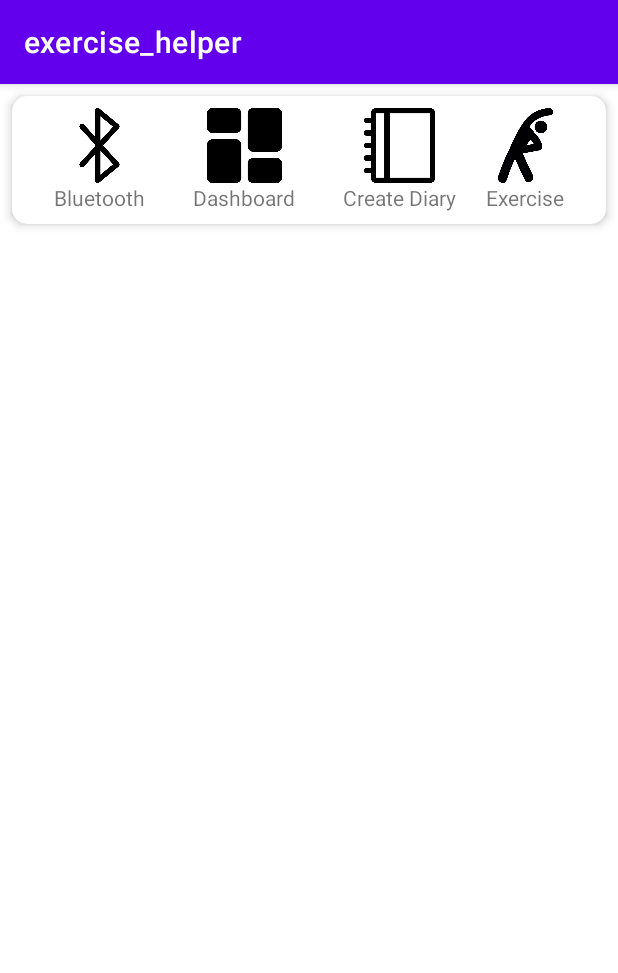
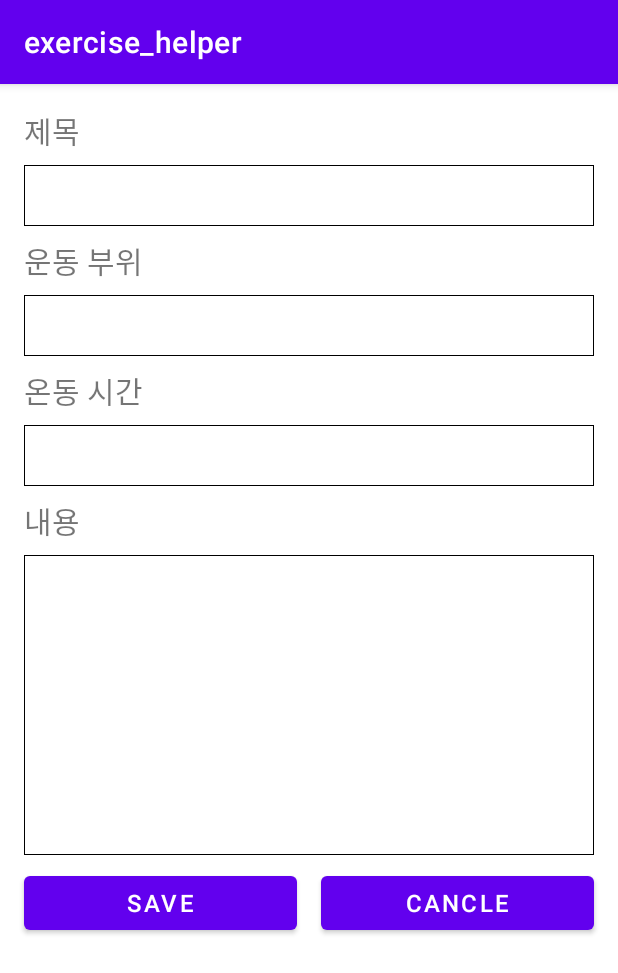
Before and after one commit to youngyin/exercise_helper, an Android app: the screen it shows after launch (MainActivity before the commit, DiaryActivity after it), after a tap on an icon or button, on a phone screen of 412 x 824 dp. Shown: the top 973 px of the screen. Run offline under Robolectric (Android 15) with nearby library versions, the phone set to English and light mode, and no system bars.

Commit message:
Add Diary Activity

```diff
--- a/exercise_helper_app/app/src/main/AndroidManifest.xml
+++ b/exercise_helper_app/app/src/main/AndroidManifest.xml
@@ -12,6 +12,7 @@
         android:roundIcon="@mipmap/ic_launcher_round"
         android:supportsRtl="true"
         android:theme="@style/Theme.Exercise_helper">
+        <activity android:name=".DiaryActivity"></activity>
         <activity android:name=".MainActivity">
             <intent-filter>
                 <action android:name="android.intent.action.MAIN" />
@@ -19,8 +20,7 @@
                 <category android:name="android.intent.category.LAUNCHER" />
             </intent-filter>
         </activity>
-
-        <activity android:name=".ExerciseActivity"></activity>
+        <activity android:name=".ExerciseActivity" />
     </application>
 
 </manifest>
--- /dev/null
+++ b/exercise_helper_app/app/src/main/java/com/example/exercise_helper/DiaryActivity.java
@@ -0,0 +1,39 @@
+package com.example.exercise_helper;
+
+import androidx.appcompat.app.AppCompatActivity;
+
+import android.content.Intent;
+import android.os.Bundle;
+import android.view.View;
+import android.widget.Button;
+
+public class DiaryActivity extends AppCompatActivity implements View.OnClickListener {
+
+    @Override
+    protected void onCreate(Bundle savedInstanceState) {
+        super.onCreate(savedInstanceState);
+        setContentView(R.layout.activity_diary);
+
+        Button cancelBtn = findViewById(R.id.cancle_btn);
+        Button saveBtn = findViewById(R.id.save_btn);
+
+        cancelBtn.setOnClickListener(this);
+        saveBtn.setOnClickListener(this);
+    }
+
+    @Override
+    public void onClick(View v) {
+        Intent intent;
+
+        switch (v.getId()){
+            case R.id.save_btn :
+                break;
+
+            case R.id.cancle_btn :
+                intent = new Intent(this, MainActivity.class);
+                finish();
+                startActivity(intent);
+                break;
+        }
+    }
+}
--- a/exercise_helper_app/app/src/main/java/com/example/exercise_helper/MainActivity.java
+++ b/exercise_helper_app/app/src/main/java/com/example/exercise_helper/MainActivity.java
@@ -42,6 +42,8 @@ public class MainActivity extends AppCompatActivity implements View.OnClickListe
                 break;
 
             case R.id.diary_btn :
+                intent = new Intent(this, DiaryActivity.class);
+                startActivity(intent);
                 break;
         }
     }
--- /dev/null
+++ b/exercise_helper_app/app/src/main/res/drawable/memo_border.xml
@@ -0,0 +1,22 @@
+<?xml version="1.0" encoding="utf-8"?>
+<layer-list xmlns:android="http://schemas.android.com/apk/res/android">
+
+    <item>
+        <shape android:shape="rectangle">
+            <solid android:color="#000000" />
+        </shape>
+
+    </item>
+
+    <item android:top = "1dp"
+        android:right= "1dp"
+        android:left="1dp"
+        android:bottom="1dp">
+
+        <shape android:shape="rectangle">
+            <solid android:color="@color/design_default_color_background" />
+        </shape>
+
+    </item>
+
+</layer-list>
--- /dev/null
+++ b/exercise_helper_app/app/src/main/res/layout/activity_diary.xml
@@ -0,0 +1,112 @@
+<?xml version="1.0" encoding="utf-8"?>
+<LinearLayout xmlns:android="http://schemas.android.com/apk/res/android"
+    xmlns:app="http://schemas.android.com/apk/res-auto"
+    xmlns:tools="http://schemas.android.com/tools"
+    android:layout_width="match_parent"
+    android:layout_height="match_parent"
+    tools:context=".DiaryActivity"
+    android:orientation="vertical"
+    android:layout_margin="@dimen/layout_default_space">
+
+    <TextView
+        android:layout_width="match_parent"
+        android:layout_height="wrap_content"
+        android:text="제목"
+        android:textSize="@dimen/big_title_font_size"
+        android:layout_marginRight="@dimen/layout_default_space"
+        android:layout_marginLeft="@dimen/layout_default_space"
+        android:layout_marginTop="@dimen/layout_default_space"/>
+
+    <EditText
+        android:padding="@dimen/layout_default_space"
+        android:textColor="@color/black"
+        android:background="@drawable/memo_border"
+        android:layout_width="match_parent"
+        android:layout_height="wrap_content"
+        android:layout_marginRight="@dimen/layout_default_space"
+        android:layout_marginLeft="@dimen/layout_default_space"
+        android:layout_marginTop="@dimen/layout_default_space"/>
+
+    <TextView
+        android:layout_width="match_parent"
+        android:layout_height="wrap_content"
+        android:text="운동 부위"
+        android:textSize="@dimen/big_title_font_size"
+        android:layout_marginRight="@dimen/layout_default_space"
+        android:layout_marginLeft="@dimen/layout_default_space"
+        android:layout_marginTop="@dimen/layout_default_space"/>
+
+    <EditText
+        android:padding="@dimen/layout_default_space"
+        android:textColor="@color/black"
+        android:background="@drawable/memo_border"
+        android:layout_width="match_parent"
+        android:layout_height="wrap_content"
+        android:layout_marginRight="@dimen/layout_default_space"
+        android:layout_marginLeft="@dimen/layout_default_space"
+        android:layout_marginTop="@dimen/layout_default_space"/>
+
+    <TextView
+        android:layout_width="match_parent"
+        android:layout_height="wrap_content"
+        android:text="온동 시간"
+        android:textSize="@dimen/big_title_font_size"
+        android:layout_marginRight="@dimen/layout_default_space"
+        android:layout_marginLeft="@dimen/layout_default_space"
+        android:layout_marginTop="@dimen/layout_default_space"/>
+
+    <EditText
+        android:padding="@dimen/layout_default_space"
+        android:textColor="@color/black"
+        android:background="@drawable/memo_border"
+        android:layout_width="match_parent"
+        android:layout_height="wrap_content"
+        android:layout_marginRight="@dimen/layout_default_space"
+        android:layout_marginLeft="@dimen/layout_default_space"
+        android:layout_marginTop="@dimen/layout_default_space"/>
+
+    <TextView
+        android:layout_width="match_parent"
+        android:layout_height="wrap_content"
+        android:text="내용"
+        android:textSize="@dimen/big_title_font_size"
+        android:layout_marginRight="@dimen/layout_default_space"
+        android:layout_marginLeft="@dimen/layout_default_space"
+        android:layout_marginTop="@dimen/layout_default_space"/>
+
+    <EditText
+        android:padding="@dimen/layout_default_space"
+        android:textColor="@color/black"
+        android:background="@drawable/memo_border"
+        android:layout_width="match_parent"
+        android:layout_height="200dp"
+        android:layout_marginRight="@dimen/layout_default_space"
+        android:layout_marginLeft="@dimen/layout_default_space"
+        android:layout_marginTop="@dimen/layout_default_space"/>
+
+    <LinearLayout
+        android:layout_width="match_parent"
+        android:layout_height="wrap_content"
+        android:orientation="horizontal"
+        android:weightSum="2">
+
+        <Button
+            android:textSize="@dimen/default_font_size"
+            android:id="@+id/save_btn"
+            android:layout_weight="1"
+            android:layout_width="match_parent"
+            android:layout_height="wrap_content"
+            android:text="SAVE"
+            android:layout_margin="@dimen/layout_default_space"/>
+
+        <Button
+            android:textSize="@dimen/default_font_size"
+            android:id="@+id/cancle_btn"
+            android:layout_weight="1"
+            android:layout_width="match_parent"
+            android:layout_height="wrap_content"
+            android:text="CANCLE"
+            android:layout_margin="@dimen/layout_default_space"/>
+    </LinearLayout>
+
+</LinearLayout>
--- a/exercise_helper_app/app/src/main/res/values/dimens.xml
+++ b/exercise_helper_app/app/src/main/res/values/dimens.xml
@@ -1,7 +1,7 @@
 <?xml version="1.0" encoding="utf-8"?>
 <resources>
     <dimen name="layout_default_space">8dp</dimen>
-    <dimen name="big_title_font_size">25dp</dimen>
+    <dimen name="big_title_font_size">20dp</dimen>
     <dimen name="default_font_size">16dp</dimen>
     <!-- Default screen margins, per the Android Design guidelines. -->
     <dimen name="activity_horizontal_margin">16dp</dimen>
```
